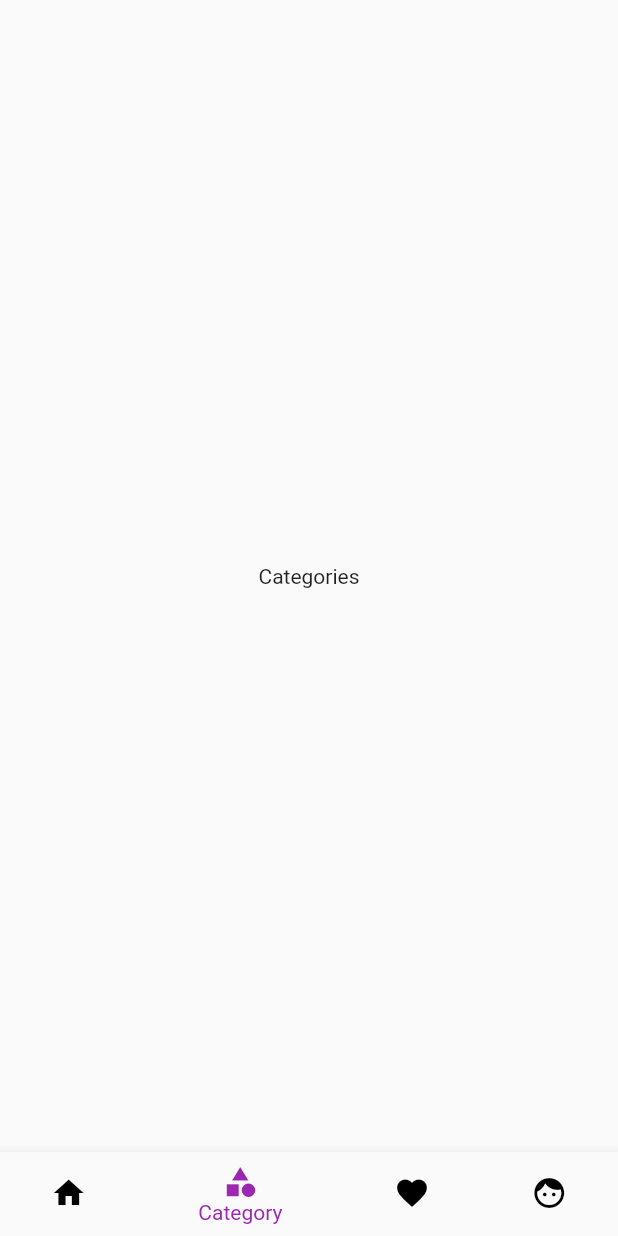
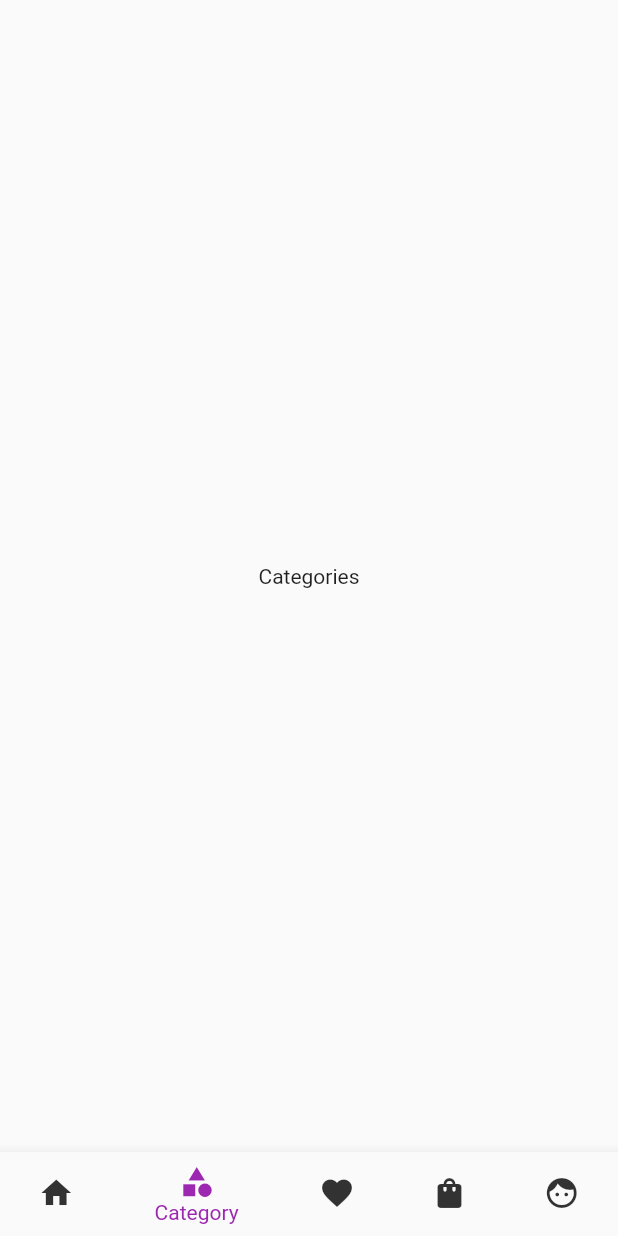
Before and after one commit to vaibhavcs99/ecoShop, a Flutter app: the BottomTabs screen opened directly, item 2 of the bottom bar chosen, on a phone screen of 412 x 824 dp. Run offline on Flutter 3.47's test engine with Material 2 defaults, Android fonts, the phone set to English and light mode, and no system bars.

Commit message:
small changes in navbar

```diff
--- a/lib/main.dart
+++ b/lib/main.dart
@@ -24,7 +24,7 @@ class MyHomePage extends StatefulWidget {
 class _MyHomePageState extends State<MyHomePage> {
   void initState() {
     super.initState();
-    Timer(Duration(seconds: 3), openStartScreen);
+    Timer(Duration(seconds: 2), openStartScreen);
   }
 
   @override
--- a/lib/screens/navbar.dart
+++ b/lib/screens/navbar.dart
@@ -1,7 +1,9 @@
+import 'package:ecoShop/screens/profile_screen.dart';
 import 'package:flutter/material.dart';
 import 'favorites_screen.dart';
 import 'category_screen.dart';
 import 'home_screen.dart';
+import 'cart_screen.dart';
 
 class BottomTabs extends StatefulWidget {
   @override
@@ -13,6 +15,8 @@ class _BottomTabsState extends State<BottomTabs> {
     Homescreen(),
     Categoryscreen(),
     Favoritescreen(),
+    Cartscreen(),
+    Profilescreen(),
   ];
   int _selectedPageIndex = 0;
   void _selectPage(int index) {
@@ -29,7 +33,7 @@ class _BottomTabsState extends State<BottomTabs> {
         onTap: _selectPage,
         backgroundColor: Theme.of(context).primaryColor,
         selectedItemColor: Colors.purple,
-        unselectedItemColor: Colors.black,
+        unselectedItemColor: Colors.black.withOpacity(.80),
         currentIndex: _selectedPageIndex,
         items: [
           BottomNavigationBarItem(icon: Icon(Icons.home), label: 'Home'),
@@ -37,6 +41,8 @@ class _BottomTabsState extends State<BottomTabs> {
               icon: Icon(Icons.category), label: 'Category'),
           BottomNavigationBarItem(
               icon: Icon(Icons.favorite), label: 'Favorite'),
+          BottomNavigationBarItem(
+              icon: Icon(Icons.shopping_bag), label: 'Cart'),
           BottomNavigationBarItem(icon: Icon(Icons.face), label: 'Profile'),
         ],
       ),
```
Also changed, not shown: lib/screens/cart_screen.dart (added, +10 -0 lines), lib/screens/profile_screen.dart (added, +10 -0 lines).
